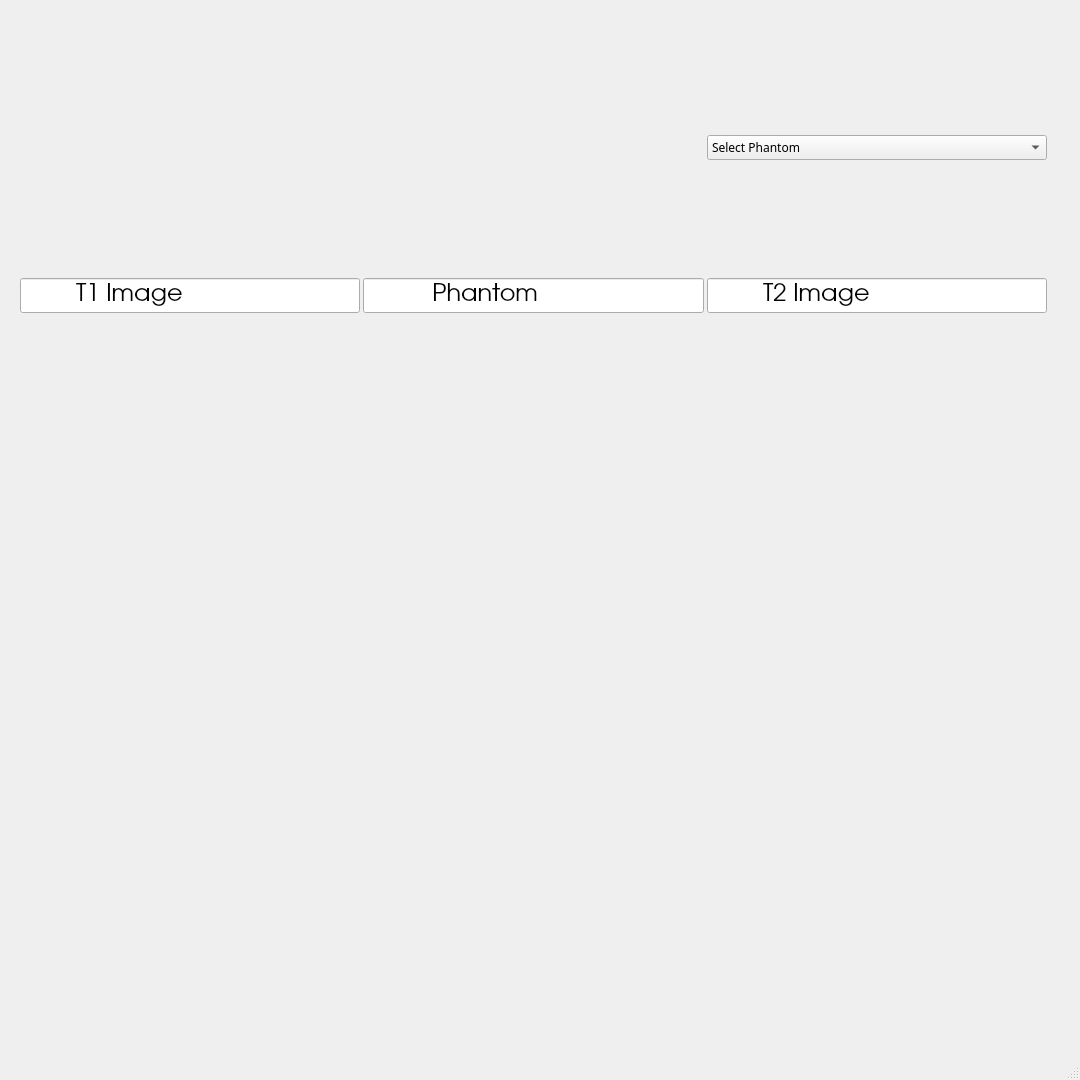
First picture: the form in MRI-Phantom.ui, repository AmrMahmoud2/MRI_TASK2_DigitalPhantom, before the edit.
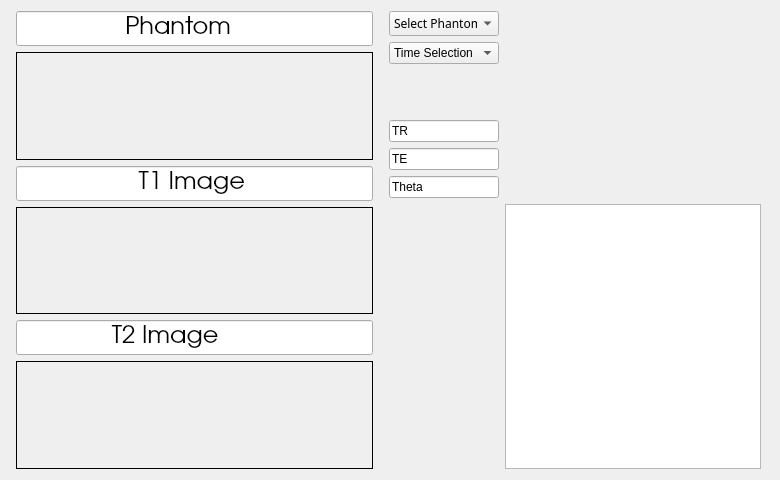
Second picture: the form after the edit. Custom widgets are drawn as their Qt base class.

Commit message: "Plotting T1 and T2 With different colors for each pixel"

What changed in the file:
```diff
--- a/MRI-Phantom.ui
+++ b/MRI-Phantom.ui
@@ -6,62 +6,36 @@
    <rect>
     <x>0</x>
     <y>0</y>
-    <width>1080</width>
-    <height>1080</height>
+    <width>780</width>
+    <height>480</height>
    </rect>
   </property>
-  <property name="minimumSize">
-   <size>
-    <width>128</width>
-    <height>128</height>
-   </size>
-  </property>
-  <property name="maximumSize">
-   <size>
-    <width>2000</width>
-    <height>2000</height>
-   </size>
-  </property>
   <property name="windowTitle">
    <string>Dialog</string>
   </property>
-  <property name="autoFillBackground">
-   <bool>false</bool>
-  </property>
-  <property name="sizeGripEnabled">
-   <bool>true</bool>
-  </property>
-  <property name="modal">
-   <bool>false</bool>
-  </property>
+  <layout class="QHBoxLayout" name="horizontalLayout_2">
+   <item>
   <layout class="QHBoxLayout" name="horizontalLayout">
    <item>
-    <widget class="QWidget" name="gridWidget" native="true">
-     <layout class="QGridLayout" name="gridLayout">
-      <property name="sizeConstraint">
-       <enum>QLayout::SetDefaultConstraint</enum>
-      </property>
-      <property name="spacing">
-       <number>3</number>
-      </property>
-      <item row="2" column="2">
-       <widget class="QLabel" name="l3">
-        <property name="maximumSize">
+      <spacer name="horizontalSpacer">
+       <property name="orientation">
+        <enum>Qt::Horizontal</enum>
+       </property>
+       <property name="sizeType">
+        <enum>QSizePolicy::Preferred</enum>
+       </property>
+       <property name="sizeHint" stdset="0">
          <size>
-          <width>512</width>
-          <height>512</height>
-         </size>
-        </property>
-        <property name="text">
-         <string/>
-        </property>
-        <property name="scaledContents">
-         <bool>true</bool>
-        </property>
-       </widget>
-      </item>
-      <item row="1" column="0">
-       <widget class="QLineEdit" name="text_4">
+         <width>5</width>
+         <height>5</height>
+        </size>
+       </property>
+      </spacer>
+     </item>
+     <item>
+      <layout class="QVBoxLayout" name="verticalLayout_5">
+       <item>
+        <widget class="QLineEdit" name="text_2">
         <property name="font">
          <font>
           <family>URW Gothic L</family>
@@ -72,48 +46,16 @@
          </font>
         </property>
         <property name="text">
-         <string>        T1 Image</string>
+          <string>                Phantom</string>
         </property>
        </widget>
       </item>
-      <item row="1" column="2">
-       <widget class="QLineEdit" name="text_3">
-        <property name="font">
-         <font>
-          <family>URW Gothic L</family>
-          <pointsize>18</pointsize>
-          <weight>50</weight>
-          <bold>false</bold>
-          <stylestrategy>PreferDefault</stylestrategy>
-         </font>
-        </property>
-        <property name="text">
-         <string>        T2 Image</string>
-        </property>
-       </widget>
-      </item>
-      <item row="1" column="1">
-       <widget class="QLineEdit" name="text_1">
-        <property name="font">
-         <font>
-          <family>URW Gothic L</family>
-          <pointsize>18</pointsize>
-          <weight>50</weight>
-          <bold>false</bold>
-          <stylestrategy>PreferDefault</stylestrategy>
-         </font>
-        </property>
-        <property name="text">
-         <string>          Phantom</string>
-        </property>
-       </widget>
-      </item>
-      <item row="2" column="1">
+       <item>
        <widget class="QLabel" name="l1">
         <property name="minimumSize">
          <size>
-          <width>128</width>
-          <height>128</height>
+           <width>0</width>
+           <height>0</height>
          </size>
         </property>
         <property name="maximumSize">
@@ -122,6 +64,9 @@
           <height>512</height>
          </size>
         </property>
+         <property name="frameShape">
+          <enum>QFrame::Box</enum>
+         </property>
         <property name="text">
          <string/>
         </property>
@@ -130,12 +75,28 @@
         </property>
        </widget>
       </item>
-      <item row="2" column="0">
+       <item>
+        <widget class="QLineEdit" name="text_5">
+         <property name="font">
+          <font>
+           <family>URW Gothic L</family>
+           <pointsize>18</pointsize>
+           <weight>50</weight>
+           <bold>false</bold>
+           <stylestrategy>PreferDefault</stylestrategy>
+          </font>
+         </property>
+         <property name="text">
+          <string>                  T1 Image</string>
+         </property>
+        </widget>
+       </item>
+       <item>
        <widget class="QLabel" name="l2">
         <property name="minimumSize">
          <size>
-          <width>128</width>
-          <height>128</height>
+           <width>0</width>
+           <height>0</height>
          </size>
         </property>
         <property name="maximumSize">
@@ -144,6 +105,12 @@
           <height>512</height>
          </size>
         </property>
+         <property name="styleSheet">
+          <string notr="true">border-color: rgb(204, 0, 0);</string>
+         </property>
+         <property name="frameShape">
+          <enum>QFrame::Box</enum>
+         </property>
         <property name="text">
          <string/>
         </property>
@@ -152,8 +119,90 @@
         </property>
        </widget>
       </item>
-      <item row="0" column="2">
+       <item>
+        <widget class="QLineEdit" name="text_6">
+         <property name="font">
+          <font>
+           <family>URW Gothic L</family>
+           <pointsize>18</pointsize>
+           <weight>50</weight>
+           <bold>false</bold>
+           <stylestrategy>PreferDefault</stylestrategy>
+          </font>
+         </property>
+         <property name="text">
+          <string>              T2 Image</string>
+         </property>
+        </widget>
+       </item>
+       <item>
+        <widget class="QLabel" name="l3">
+         <property name="maximumSize">
+          <size>
+           <width>512</width>
+           <height>512</height>
+          </size>
+         </property>
+         <property name="frameShape">
+          <enum>QFrame::Box</enum>
+         </property>
+         <property name="text">
+          <string/>
+         </property>
+         <property name="scaledContents">
+          <bool>true</bool>
+         </property>
+        </widget>
+       </item>
+      </layout>
+     </item>
+     <item>
+      <spacer name="horizontalSpacer_2">
+       <property name="orientation">
+        <enum>Qt::Horizontal</enum>
+       </property>
+       <property name="sizeType">
+        <enum>QSizePolicy::Preferred</enum>
+       </property>
+       <property name="sizeHint" stdset="0">
+        <size>
+         <width>10</width>
+         <height>20</height>
+        </size>
+       </property>
+      </spacer>
+     </item>
+     <item>
+      <layout class="QVBoxLayout" name="verticalLayout_4">
+       <property name="rightMargin">
+        <number>8</number>
+       </property>
+       <item>
+        <layout class="QGridLayout" name="gridLayout">
+         <item row="7" column="0">
+          <spacer name="verticalSpacer">
+           <property name="orientation">
+            <enum>Qt::Vertical</enum>
+           </property>
+           <property name="sizeType">
+            <enum>QSizePolicy::Preferred</enum>
+           </property>
+           <property name="sizeHint" stdset="0">
+            <size>
+             <width>20</width>
+             <height>200</height>
+            </size>
+           </property>
+          </spacer>
+         </item>
+         <item row="0" column="0">
        <widget class="QComboBox" name="cb">
+           <property name="sizePolicy">
+            <sizepolicy hsizetype="Ignored" vsizetype="Preferred">
+             <horstretch>0</horstretch>
+             <verstretch>0</verstretch>
+            </sizepolicy>
+           </property>
         <property name="font">
          <font>
           <family>NanumBarunGothic</family>
@@ -220,24 +269,76 @@
         </item>
        </widget>
       </item>
-     </layout>
-    </widget>
-   </item>
-   <item>
-    <widget class="QLabel" name="l3_2">
-     <property name="maximumSize">
+         <item row="2" column="0">
+          <spacer name="verticalSpacer_2">
+           <property name="orientation">
+            <enum>Qt::Vertical</enum>
+           </property>
+           <property name="sizeType">
+            <enum>QSizePolicy::Preferred</enum>
+           </property>
+           <property name="sizeHint" stdset="0">
       <size>
-       <width>512</width>
-       <height>512</height>
-      </size>
-     </property>
+             <width>20</width>
+             <height>50</height>
+            </size>
+           </property>
+          </spacer>
+         </item>
+         <item row="4" column="0">
+          <widget class="QLineEdit" name="lineEdit_4">
      <property name="text">
-      <string/>
+            <string>TR</string>
      </property>
     </widget>
    </item>
-  </layout>
+         <item row="1" column="0">
+          <widget class="QComboBox" name="cb2">
+           <property name="sizePolicy">
+            <sizepolicy hsizetype="Preferred" vsizetype="Preferred">
+             <horstretch>0</horstretch>
+             <verstretch>0</verstretch>
+            </sizepolicy>
+           </property>
+           <item>
+            <property name="text">
+             <string>Time Selection</string>
+            </property>
+           </item>
+          </widget>
+         </item>
+         <item row="5" column="0">
+          <widget class="QLineEdit" name="lineEdit_5">
+           <property name="text">
+            <string>TE</string>
+           </property>
+          </widget>
+         </item>
+         <item row="6" column="0">
+          <widget class="QLineEdit" name="lineEdit_7">
+           <property name="text">
+            <string>Theta</string>
+           </property>
+          </widget>
+         </item>
+         <item row="7" column="1">
+          <widget class="PlotWidget" name="graphicsView"/>
+         </item>
+        </layout>
+       </item>
+      </layout>
+     </item>
+    </layout>
+   </item>
+  </layout>
  </widget>
+ <customwidgets>
+  <customwidget>
+   <class>PlotWidget</class>
+   <extends>QGraphicsView</extends>
+   <header location="global">pyqtgraph</header>
+  </customwidget>
+ </customwidgets>
  <resources/>
  <connections/>
 </ui>
```
Lines whose indentation alone changed are shown as unchanged. The commit also changes 4 other files.
